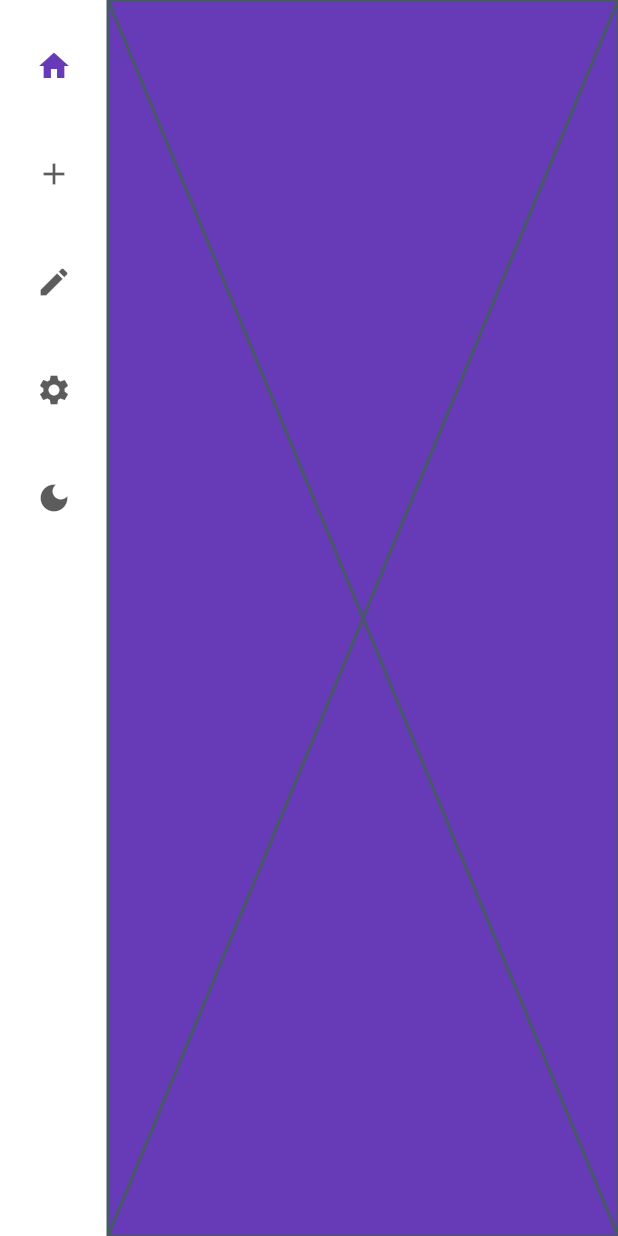
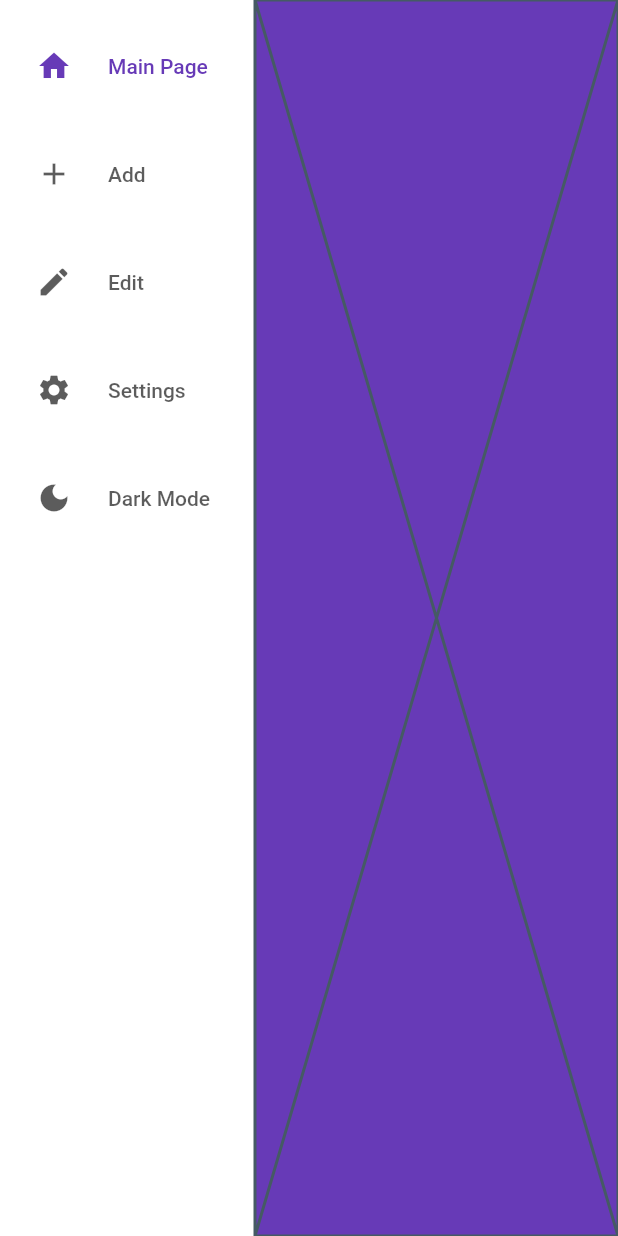
Before and after one commit to koloiyolo/flutter_dessktop_template, a Flutter app: the screen it shows after launch, on a phone screen of 412 x 824 dp. Run offline on Flutter 3.47's test engine with Material 2 defaults, Android fonts, the light colour scheme and no system bars.

Commit message:
minor fixes

```diff
--- a/lib/main.dart
+++ b/lib/main.dart
@@ -71,20 +71,22 @@ class _NavBarState extends State<NavBar> {
       body: Row(
         children: [
           NavigationRail(
+            extended: true,
+            minExtendedWidth: 170,
             destinations:[
-              NavigationRailDestination(
+              const NavigationRailDestination(
                 icon: Icon(Icons.home),
                 label: Text('Main Page')),
 
-              NavigationRailDestination(
+              const NavigationRailDestination(
                 icon: Icon(Icons.add),
                 label: Text('Add')),
 
-              NavigationRailDestination(
+              const NavigationRailDestination(
                 icon: Icon(Icons.edit),
                 label: Text('Edit')),
 
-              NavigationRailDestination(
+              const NavigationRailDestination(
                 icon: Icon(Icons.settings),
                 label: Text('Settings')),
 
```
